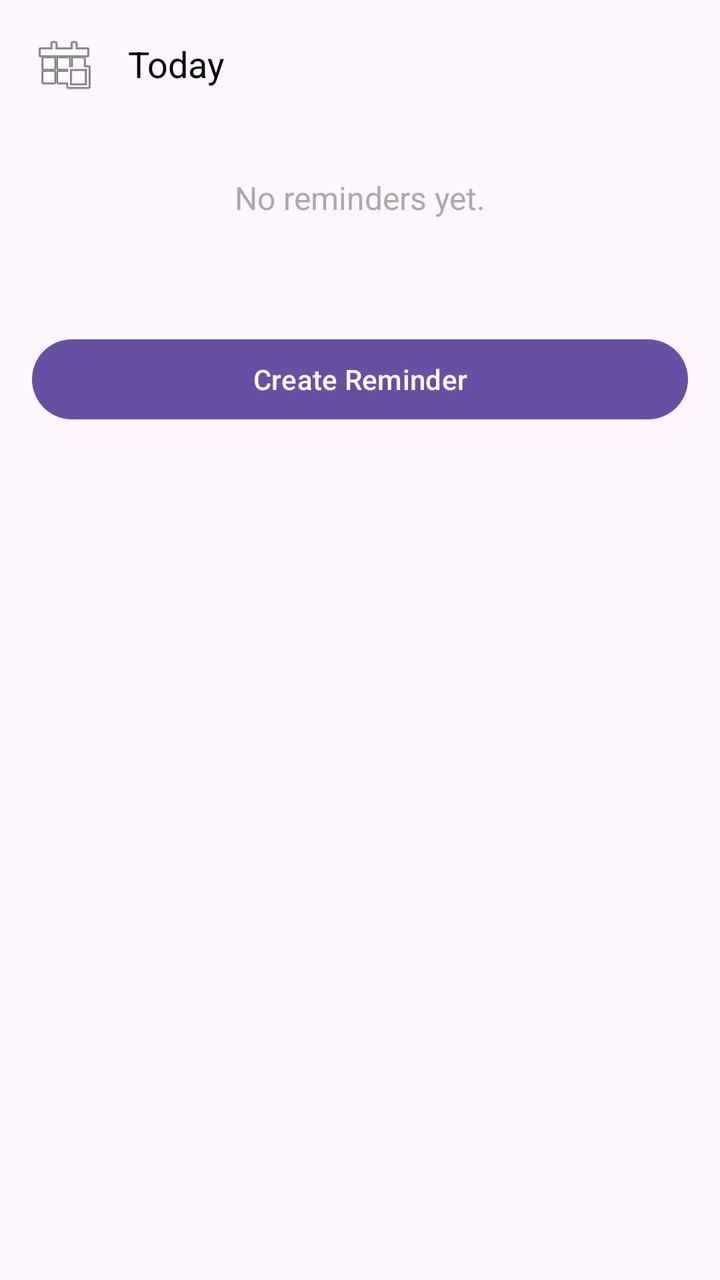
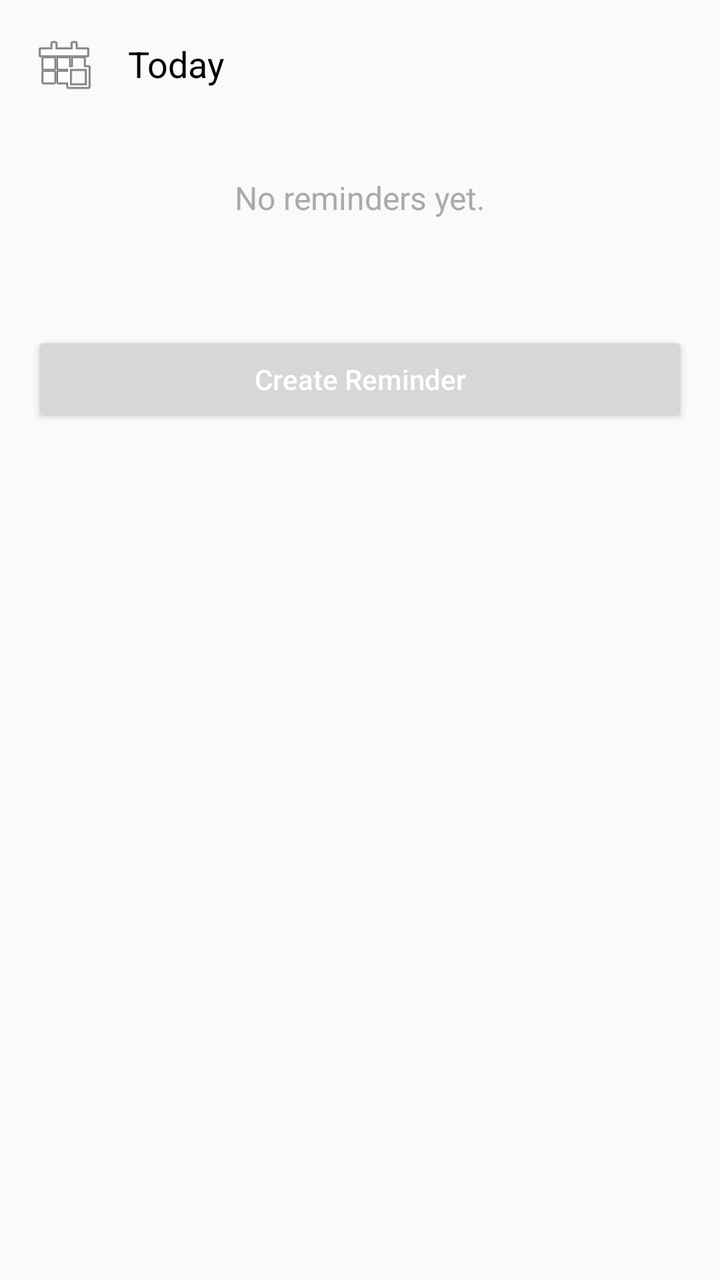

Compare the two renders of this Android layout. The source of the first and the diff that turns it into the second are given below.
<!-- AndroidManifest.xml: application theme Theme.MyApplication -->
<!-- res/layout/activity_main.xml -->
<?xml version="1.0" encoding="utf-8"?>
<LinearLayout
    xmlns:android="http://schemas.android.com/apk/res/android"
    android:layout_width="match_parent"
    android:layout_height="match_parent"
    android:orientation="vertical"
    android:padding="16dp">

    
    <LinearLayout
        android:layout_width="match_parent"
        android:layout_height="wrap_content"
        android:orientation="horizontal"
        android:gravity="center_vertical"
        android:paddingBottom="8dp">

        <ImageButton
            android:id="@+id/buttonSelectDate"
            android:layout_width="wrap_content"
            android:layout_height="wrap_content"
            android:src="@android:drawable/ic_menu_today"
            android:contentDescription="Select Date"
            android:background="?attr/selectableItemBackgroundBorderless"/>

        <TextView
            android:id="@+id/textViewSelectedDate"
            android:layout_width="wrap_content"
            android:layout_height="wrap_content"
            android:text="Today"
            android:textSize="18sp"
            android:paddingStart="16dp"
            android:textColor="@android:color/black"/>
    </LinearLayout>

    
    <TextView
        android:id="@+id/textViewPlaceholder"
        android:layout_width="match_parent"
        android:layout_height="wrap_content"
        android:text="No reminders yet."
        android:gravity="center"
        android:textSize="16sp"
        android:textColor="@android:color/darker_gray"
        android:padding="32dp"/>

    
    <Button
        android:id="@+id/buttonCreateReminder"
        android:layout_width="match_parent"
        android:layout_height="wrap_content"
        android:text="Create Reminder"
        android:layout_marginTop="24dp"/>

</LinearLayout>
<!-- resources referenced by this layout -->
<resources>
  <style name="Theme.MyApplication" parent="Base.Theme.MyApplication" />
  <style name="Base.Theme.MyApplication" parent="Theme.Material3.DayNight.NoActionBar">
          
          
      </style>
</resources>

<!-- the commit's change to res/layout/activity_main.xml (unified diff, before → after) -->
@@ -49,6 +49,7 @@
         android:layout_width="match_parent"
         android:layout_height="wrap_content"
         android:text="Create Reminder"
+        android:textColor="#FFFFFF"
         android:layout_marginTop="24dp"/>
 
 </LinearLayout>
<!-- resource entries referenced after the edit -->
@@ -1,9 +1,19 @@
 <!-- resources referenced by this layout -->
 <resources>
-  <style name="Theme.MyApplication" parent="Base.Theme.MyApplication" />
-  <style name="Base.Theme.MyApplication" parent="Theme.Material3.DayNight.NoActionBar">
-          
-          
+  <style name="Theme.MyApplication" parent="Theme.AppCompat.Light.DarkActionBar">
+  
+          <item name="android:statusBarColor">#f5f5f5</item>
+          <item name="colorPrimary">@color/colorPrimary</item>
+          <item name="colorPrimaryDark">@color/colorPrimaryDark</item>
+          <item name="colorAccent">@color/colorAccent</item>
+          <item name="buttonStyle">@style/MyButtonStyle</item>
+          <item name="android:textAllCaps">false</item>
+      </style>
+  <color name="colorPrimary">#e61010</color>
+  <color name="colorPrimaryDark">#3700B3</color>
+  <color name="colorAccent">#03DAC5</color>
+  <style name="MyButtonStyle" parent="Widget.AppCompat.Button">
+          <item name="android:backgroundTint">@color/colorPrimary</item>
       </style>
 </resources>
 
